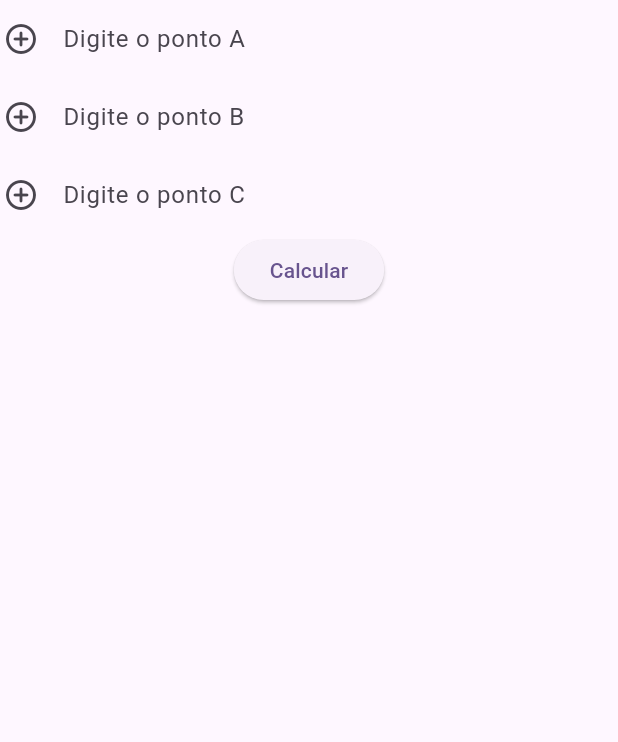
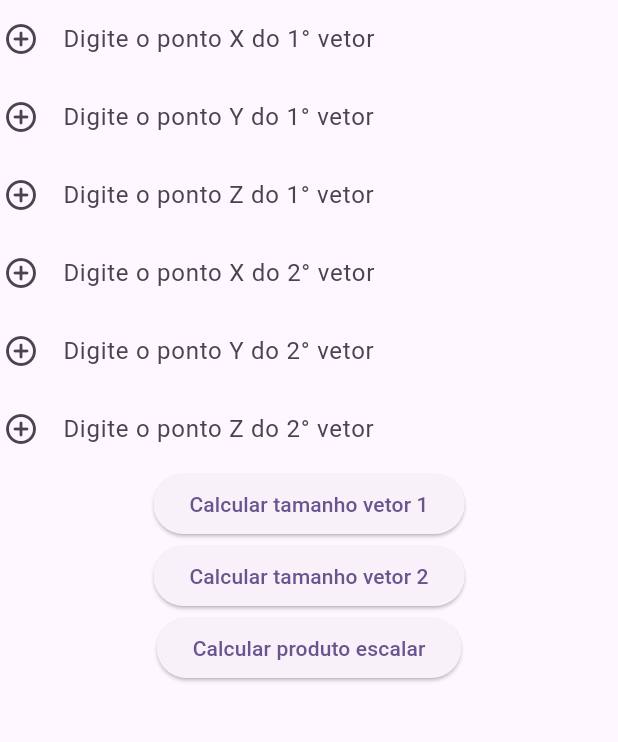
Before and after one commit to samuelspineli34/Calculadora-Retas-GAAL, a Flutter app: the screen it shows after launch, on a phone screen of 412 x 824 dp, the part 84-826 px from its top. Run offline on Flutter 3.47's test engine with Material 2 defaults, Android fonts, the phone set to English and light mode, and no system bars.

Commit message:
Adicionado um segundo vetor
Adicionado um segundo vetor

```diff
--- a/lib/main.dart
+++ b/lib/main.dart
@@ -20,6 +20,9 @@ import 'package:calculadora_retas/math_functions.dart';
 TextEditingController point_a = TextEditingController ();
 TextEditingController point_b = TextEditingController ();
 TextEditingController point_c = TextEditingController ();
+TextEditingController point_a2 = TextEditingController ();
+TextEditingController point_b2 = TextEditingController ();
+TextEditingController point_c2 = TextEditingController ();
 double vsize = 0.0;
 
 
@@ -66,13 +69,19 @@ class _MyHomePageState extends State<MyHomePage> {
       body: Center(
         child: Column(
           children: <Widget>[
-            Container(padding: EdgeInsets.all(2), child: TextField(controller: point_a, decoration: InputDecoration(border: InputBorder.none,icon: Icon(Icons.control_point_rounded), hintText: "Digite o ponto A"),),),
-            Container(padding: EdgeInsets.all(2), child: TextField(controller: point_b, decoration: InputDecoration(border: InputBorder.none,icon: Icon(Icons.control_point_rounded), hintText: "Digite o ponto B"),),),
-            Container(padding: EdgeInsets.all(2), child: TextField(controller: point_c, decoration: InputDecoration(border: InputBorder.none,icon: Icon(Icons.control_point_rounded), hintText: "Digite o ponto C"),),),
+            Container(padding: EdgeInsets.all(2), child: TextField(controller: point_a, decoration: InputDecoration(border: InputBorder.none,icon: Icon(Icons.control_point_rounded), hintText: "Digite o ponto X do 1° vetor"),),),
+            Container(padding: EdgeInsets.all(2), child: TextField(controller: point_b, decoration: InputDecoration(border: InputBorder.none,icon: Icon(Icons.control_point_rounded), hintText: "Digite o ponto Y do 1° vetor"),),),
+            Container(padding: EdgeInsets.all(2), child: TextField(controller: point_c, decoration: InputDecoration(border: InputBorder.none,icon: Icon(Icons.control_point_rounded), hintText: "Digite o ponto Z do 1° vetor"),),),
+            Container(padding: EdgeInsets.all(2), child: TextField(controller: point_a2, decoration: InputDecoration(border: InputBorder.none,icon: Icon(Icons.control_point_rounded), hintText: "Digite o ponto X do 2° vetor"),),),
+            Container(padding: EdgeInsets.all(2), child: TextField(controller: point_b2, decoration: InputDecoration(border: InputBorder.none,icon: Icon(Icons.control_point_rounded), hintText: "Digite o ponto Y do 2° vetor"),),),
+            Container(padding: EdgeInsets.all(2), child: TextField(controller: point_c2, decoration: InputDecoration(border: InputBorder.none,icon: Icon(Icons.control_point_rounded), hintText: "Digite o ponto Z do 2° vetor"),),),
+
             ElevatedButton(onPressed: (){vsize = math_functions().vector_size(point_a, point_b, point_c);
-            }, child: Text("Calcular")),
-            //ElevatedButton(onPressed: (){print("Resultado: "+ vsize.toString());}, child: Text("Resultado")),
-
+            }, child: Text("Calcular tamanho vetor 1")),
+            ElevatedButton(onPressed: (){vsize = math_functions().vector_size(point_a2, point_b2, point_c2);
+            }, child: Text("Calcular tamanho vetor 2")),
+            ElevatedButton(onPressed: (){vsize = math_functions().prod(point_a, point_b, point_c, point_a2, point_b2, point_c2);
+            }, child: Text("Calcular produto escalar")),
           ],
         ),
       ),
--- a/lib/math_functions.dart
+++ b/lib/math_functions.dart
@@ -45,7 +45,7 @@ class math_functions{
 
     product = double.parse(point_a.text)*double.parse(point_a2.text) + double.parse(point_b.text)*double.parse(point_b2.text) +
         double.parse(point_c.text)*double.parse(point_c2.text);
-    print("Produto do vetor: " + product.toString());
+    print("Produto do vetor: " + product.toStringAsFixed(2));
 
 
     return product;
@@ -55,7 +55,8 @@ class math_functions{
     /** |u| = sqrt(x1^2 + y1^2 + z1^2) **/
     double vsize = 0.0;
     vsize = sqrt(pow(double.parse(point_a.text),2)+pow(double.parse(point_b.text),2)+pow(double.parse(point_c.text),2));
-    print("Tamanho do vetor: " + vsize.toString());
+    print("Tamanho do vetor: " + vsize.toStringAsFixed(2));
+
     return vsize;
   }
 
```
